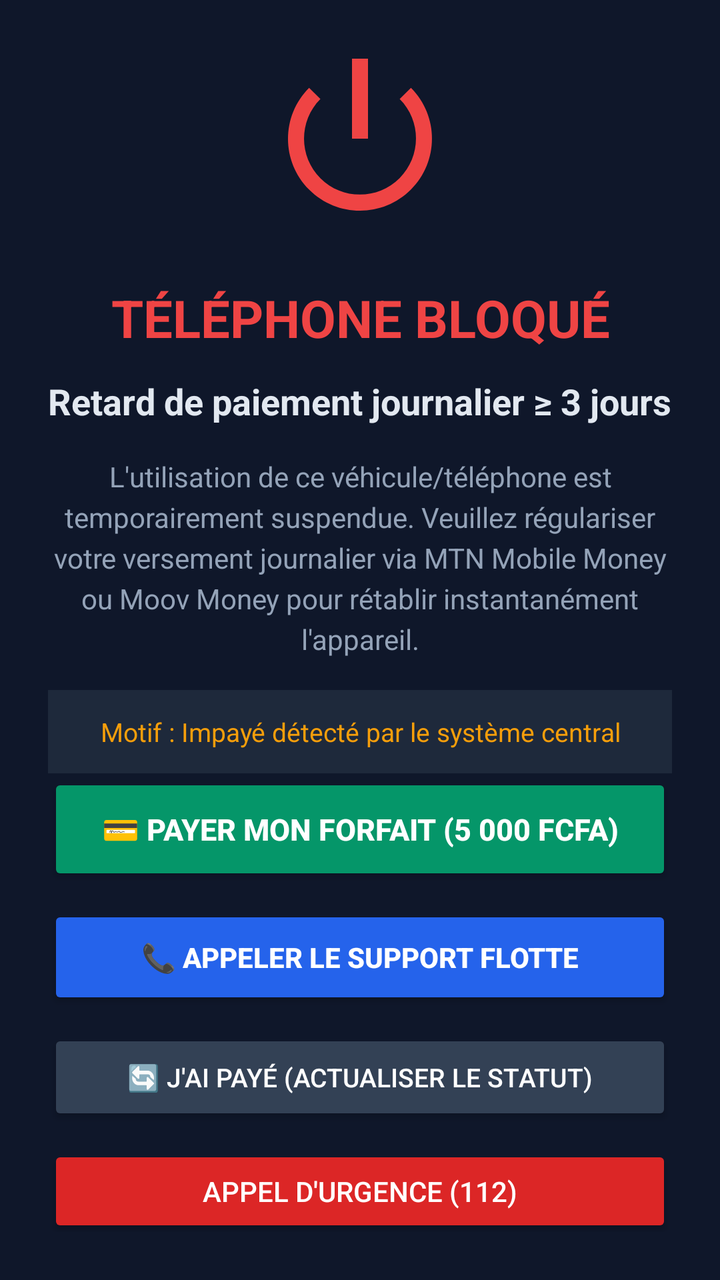
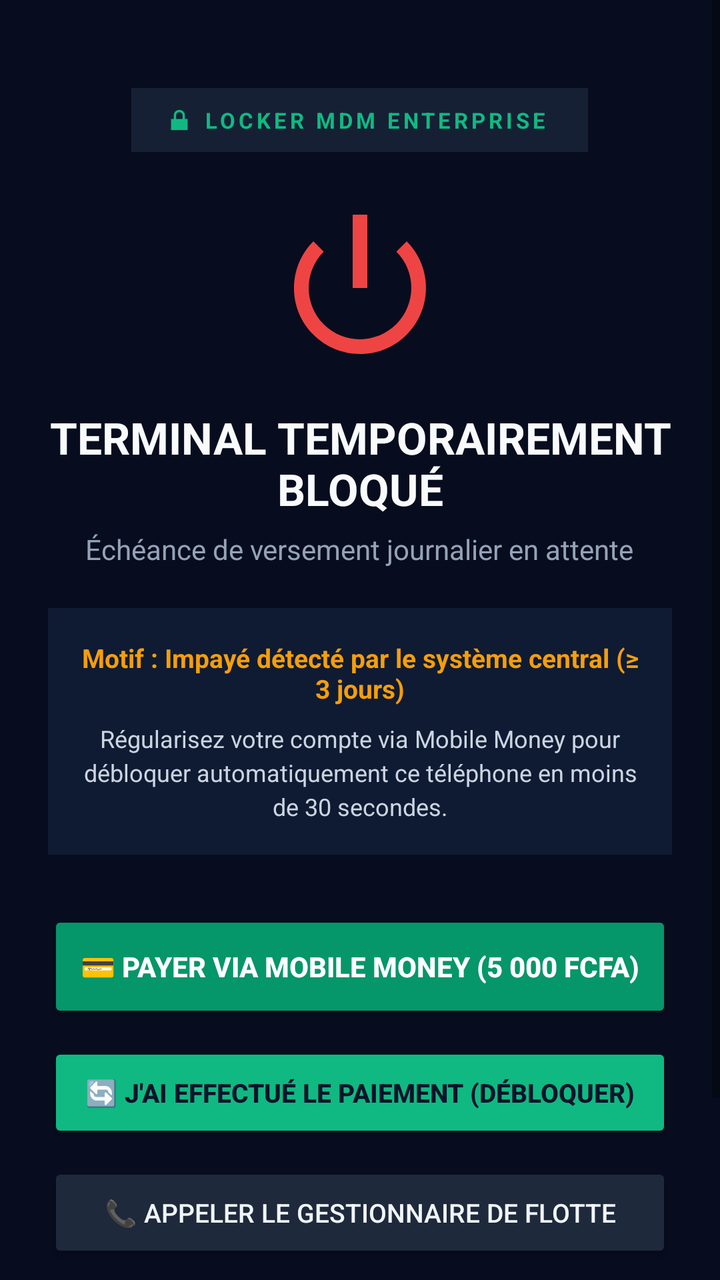

Screens rendered from an Android XML layout before and after an edit, with the pre-edit source and the edit as a unified diff.
<!-- AndroidManifest.xml: application theme Theme.AppCompat.Light.NoActionBar -->
<!-- res/layout/activity_lock_screen.xml -->
<?xml version="1.0" encoding="utf-8"?>
<LinearLayout xmlns:android="http://schemas.android.com/apk/res/android"
    android:layout_width="match_parent"
    android:layout_height="match_parent"
    android:background="#0F172A"
    android:orientation="vertical"
    android:gravity="center"
    android:padding="24dp">

    
    <ImageView
        android:id="@+id/ivLockIcon"
        android:layout_width="96dp"
        android:layout_height="96dp"
        android:tint="#EF4444"
        android:src="@android:drawable/ic_lock_power_off" />

    
    <TextView
        android:id="@+id/tvLockTitle"
        android:layout_width="wrap_content"
        android:layout_height="wrap_content"
        android:layout_marginTop="24dp"
        android:text="TÉLÉPHONE BLOQUÉ"
        android:textColor="#EF4444"
        android:textSize="26sp"
        android:textStyle="bold"
        android:textAlignment="center" />

    
    <TextView
        android:id="@+id/tvLockSubtitle"
        android:layout_width="wrap_content"
        android:layout_height="wrap_content"
        android:layout_marginTop="12dp"
        android:text="Retard de paiement journalier ≥ 3 jours"
        android:textColor="#E2E8F0"
        android:textSize="18sp"
        android:textStyle="bold"
        android:textAlignment="center" />

    
    <TextView
        android:id="@+id/tvLockInstructions"
        android:layout_width="match_parent"
        android:layout_height="wrap_content"
        android:layout_marginTop="16dp"
        android:text="L'utilisation de ce véhicule/téléphone est temporairement suspendue. Veuillez régulariser votre versement journalier via MTN Mobile Money ou Moov Money pour rétablir instantanément l'appareil."
        android:textColor="#94A3B8"
        android:textSize="14sp"
        android:lineSpacingExtra="4dp"
        android:textAlignment="center" />

    
    <TextView
        android:id="@+id/tvLockReason"
        android:layout_width="match_parent"
        android:layout_height="wrap_content"
        android:layout_marginTop="16dp"
        android:background="#1E293B"
        android:padding="12dp"
        android:textColor="#F59E0B"
        android:textSize="13sp"
        android:text="Motif : Impayé détecté par le système central"
        android:textAlignment="center" />

    
    <View
        android:layout_width="match_parent"
        android:layout_height="0dp"
        android:layout_weight="1" />

    
    <Button
        android:id="@+id/btnPayNow"
        android:layout_width="match_parent"
        android:layout_height="56dp"
        android:backgroundTint="#059669"
        android:textColor="#FFFFFF"
        android:text="💳 PAYER MON FORFAIT (5 000 FCFA)"
        android:textSize="15sp"
        android:textStyle="bold" />

    
    <Button
        android:id="@+id/btnCallSupport"
        android:layout_width="match_parent"
        android:layout_height="52dp"
        android:layout_marginTop="10dp"
        android:backgroundTint="#2563EB"
        android:textColor="#FFFFFF"
        android:text="📞 APPELER LE SUPPORT FLOTTE"
        android:textSize="14sp"
        android:textStyle="bold" />

    
    <Button
        android:id="@+id/btnRefreshStatus"
        android:layout_width="match_parent"
        android:layout_height="48dp"
        android:layout_marginTop="10dp"
        android:backgroundTint="#334155"
        android:textColor="#FFFFFF"
        android:text="🔄 J'AI PAYÉ (ACTUALISER LE STATUT)"
        android:textSize="13sp" />

    
    <Button
        android:id="@+id/btnEmergencyCall"
        android:layout_width="match_parent"
        android:layout_height="46dp"
        android:layout_marginTop="10dp"
        android:backgroundTint="#DC2626"
        android:textColor="#FFFFFF"
        android:text="APPEL D'URGENCE (112)"
        android:textSize="14sp" />

</LinearLayout>
<!-- resources referenced by this layout -->
<resources>

</resources>

<!-- the commit's change to res/layout/activity_lock_screen.xml (unified diff, before → after) -->
@@ -1,118 +1,162 @@
 <?xml version="1.0" encoding="utf-8"?>
-<LinearLayout xmlns:android="http://schemas.android.com/apk/res/android"
+<ScrollView xmlns:android="http://schemas.android.com/apk/res/android"
     android:layout_width="match_parent"
     android:layout_height="match_parent"
-    android:background="#0F172A"
-    android:orientation="vertical"
-    android:gravity="center"
-    android:padding="24dp">
+    android:background="#070D1E"
+    android:fillViewport="true">
 
-    
-    <ImageView
-        android:id="@+id/ivLockIcon"
-        android:layout_width="96dp"
-        android:layout_height="96dp"
-        android:tint="#EF4444"
-        android:src="@android:drawable/ic_lock_power_off" />
-
-    
-    <TextView
-        android:id="@+id/tvLockTitle"
-        android:layout_width="wrap_content"
-        android:layout_height="wrap_content"
-        android:layout_marginTop="24dp"
-        android:text="TÉLÉPHONE BLOQUÉ"
-        android:textColor="#EF4444"
-        android:textSize="26sp"
-        android:textStyle="bold"
-        android:textAlignment="center" />
-
-    
-    <TextView
-        android:id="@+id/tvLockSubtitle"
-        android:layout_width="wrap_content"
-        android:layout_height="wrap_content"
-        android:layout_marginTop="12dp"
-        android:text="Retard de paiement journalier ≥ 3 jours"
-        android:textColor="#E2E8F0"
-        android:textSize="18sp"
-        android:textStyle="bold"
-        android:textAlignment="center" />
-
-    
-    <TextView
-        android:id="@+id/tvLockInstructions"
+    <LinearLayout
         android:layout_width="match_parent"
         android:layout_height="wrap_content"
-        android:layout_marginTop="16dp"
-        android:text="L'utilisation de ce véhicule/téléphone est temporairement suspendue. Veuillez régulariser votre versement journalier via MTN Mobile Money ou Moov Money pour rétablir instantanément l'appareil."
-        android:textColor="#94A3B8"
-        android:textSize="14sp"
-        android:lineSpacingExtra="4dp"
-        android:textAlignment="center" />
+        android:orientation="vertical"
+        android:gravity="center_horizontal"
+        android:padding="24dp">
 
-    
-    <TextView
-        android:id="@+id/tvLockReason"
-        android:layout_width="match_parent"
-        android:layout_height="wrap_content"
-        android:layout_marginTop="16dp"
-        android:background="#1E293B"
-        android:padding="12dp"
-        android:textColor="#F59E0B"
-        android:textSize="13sp"
-        android:text="Motif : Impayé détecté par le système central"
-        android:textAlignment="center" />
+        
+        <LinearLayout
+            android:layout_width="wrap_content"
+            android:layout_height="wrap_content"
+            android:orientation="horizontal"
+            android:gravity="center"
+            android:background="#162035"
+            android:paddingHorizontal="16dp"
+            android:paddingVertical="8dp"
+            android:layout_marginTop="20dp">
 
-    
-    <View
-        android:layout_width="match_parent"
-        android:layout_height="0dp"
-        android:layout_weight="1" />
+            <ImageView
+                android:layout_width="16dp"
+                android:layout_height="16dp"
+                android:tint="#10B981"
+                android:src="@android:drawable/ic_lock_lock" />
 
-    
-    <Button
-        android:id="@+id/btnPayNow"
-        android:layout_width="match_parent"
-        android:layout_height="56dp"
-        android:backgroundTint="#059669"
-        android:textColor="#FFFFFF"
-        android:text="💳 PAYER MON FORFAIT (5 000 FCFA)"
-        android:textSize="15sp"
-        android:textStyle="bold" />
+            <TextView
+                android:layout_width="wrap_content"
+                android:layout_height="wrap_content"
+                android:text=" LOCKER MDM ENTERPRISE "
+                android:textColor="#10B981"
+                android:textSize="11sp"
+                android:textStyle="bold"
+                android:letterSpacing="0.15" />
+        </LinearLayout>
 
-    
-    <Button
-        android:id="@+id/btnCallSupport"
-        android:layout_width="match_parent"
-        android:layout_height="52dp"
-        android:layout_marginTop="10dp"
-        android:backgroundTint="#2563EB"
-        android:textColor="#FFFFFF"
-        android:text="📞 APPELER LE SUPPORT FLOTTE"
-        android:textSize="14sp"
-        android:textStyle="bold" />
+        
+        <ImageView
+            android:id="@+id/ivLockIcon"
+            android:layout_width="88dp"
+            android:layout_height="88dp"
+            android:layout_marginTop="24dp"
+            android:tint="#EF4444"
+            android:src="@android:drawable/ic_lock_power_off" />
 
-    
-    <Button
-        android:id="@+id/btnRefreshStatus"
-        android:layout_width="match_parent"
-        android:layout_height="48dp"
-        android:layout_marginTop="10dp"
-        android:backgroundTint="#334155"
-        android:textColor="#FFFFFF"
-        android:text="🔄 J'AI PAYÉ (ACTUALISER LE STATUT)"
-        android:textSize="13sp" />
+        
+        <TextView
+            android:id="@+id/tvLockTitle"
+            android:layout_width="wrap_content"
+            android:layout_height="wrap_content"
+            android:layout_marginTop="16dp"
+            android:text="TERMINAL TEMPORAIREMENT BLOQUÉ"
+            android:textColor="#F8FAFC"
+            android:textSize="22sp"
+            android:textStyle="bold"
+            android:textAlignment="center" />
 
-    
-    <Button
-        android:id="@+id/btnEmergencyCall"
-        android:layout_width="match_parent"
-        android:layout_height="46dp"
-        android:layout_marginTop="10dp"
-        android:backgroundTint="#DC2626"
-        android:textColor="#FFFFFF"
-        android:text="APPEL D'URGENCE (112)"
-        android:textSize="14sp" />
+        
+        <TextView
+            android:id="@+id/tvLockSubtitle"
+            android:layout_width="wrap_content"
+            android:layout_height="wrap_content"
+            android:layout_marginTop="6dp"
+            android:text="Échéance de versement journalier en attente"
+            android:textColor="#94A3B8"
+            android:textSize="14sp"
+            android:textAlignment="center" />
 
-</LinearLayout>
+        
+        <LinearLayout
+            android:layout_width="match_parent"
+            android:layout_height="wrap_content"
+            android:orientation="vertical"
+            android:background="#0F1B33"
+            android:padding="16dp"
+            android:layout_marginTop="20dp">
+
+            <TextView
+                android:id="@+id/tvLockReason"
+                android:layout_width="match_parent"
+                android:layout_height="wrap_content"
+                android:textColor="#F59E0B"
+                android:textSize="13sp"
+                android:textStyle="bold"
+                android:text="Motif : Impayé détecté par le système central (≥ 3 jours)"
+                android:textAlignment="center" />
+
+            <TextView
+                android:id="@+id/tvLockInstructions"
+                android:layout_width="match_parent"
+                android:layout_height="wrap_content"
+                android:layout_marginTop="8dp"
+                android:text="Régularisez votre compte via Mobile Money pour débloquer automatiquement ce téléphone en moins de 30 secondes."
+                android:textColor="#CBD5E1"
+                android:textSize="12sp"
+                android:lineSpacingExtra="3dp"
+                android:textAlignment="center" />
+        </LinearLayout>
+
+        
+        <Button
+            android:id="@+id/btnPayNow"
+            android:layout_width="match_parent"
+            android:layout_height="56dp"
+            android:layout_marginTop="28dp"
+            android:backgroundTint="#059669"
+            android:textColor="#FFFFFF"
+            android:text="💳 PAYER VIA MOBILE MONEY (5 000 FCFA)"
+            android:textSize="14sp"
+            android:textStyle="bold" />
+
+        
+        <Button
+            android:id="@+id/btnRefreshStatus"
+            android:layout_width="match_parent"
+            android:layout_height="50dp"
+            android:layout_marginTop="10dp"
+            android:backgroundTint="#10B981"
+            android:textColor="#0B132B"
+            android:text="🔄 J'AI EFFECTUÉ LE PAIEMENT (DÉBLOQUER)"
+            android:textSize="13sp"
+            android:textStyle="bold" />
+
+        
+        <Button
+            android:id="@+id/btnCallSupport"
+            android:layout_width="match_parent"
+            android:layout_height="50dp"
+            android:layout_marginTop="10dp"
+            android:backgroundTint="#1E293B"
+            android:textColor="#F1F5F9"
+            android:text="📞 APPELER LE GESTIONNAIRE DE FLOTTE"
+            android:textSize="13sp" />
+
+        
+        <Button
+            android:id="@+id/btnEmergencyCall"
+            android:layout_width="match_parent"
+            android:layout_height="46dp"
+            android:layout_marginTop="10dp"
+            android:backgroundTint="#DC2626"
+            android:textColor="#FFFFFF"
+            android:text="🚨 APPEL D'URGENCE (112)"
+            android:textSize="13sp"
+            android:textStyle="bold" />
+
+        
+        <TextView
+            android:layout_width="wrap_content"
+            android:layout_height="wrap_content"
+            android:layout_marginTop="20dp"
+            android:text="LockER Bénin • Protection Conforme Code du Numérique"
+            android:textColor="#64748B"
+            android:textSize="11sp" />
+
+    </LinearLayout>
+</ScrollView>
